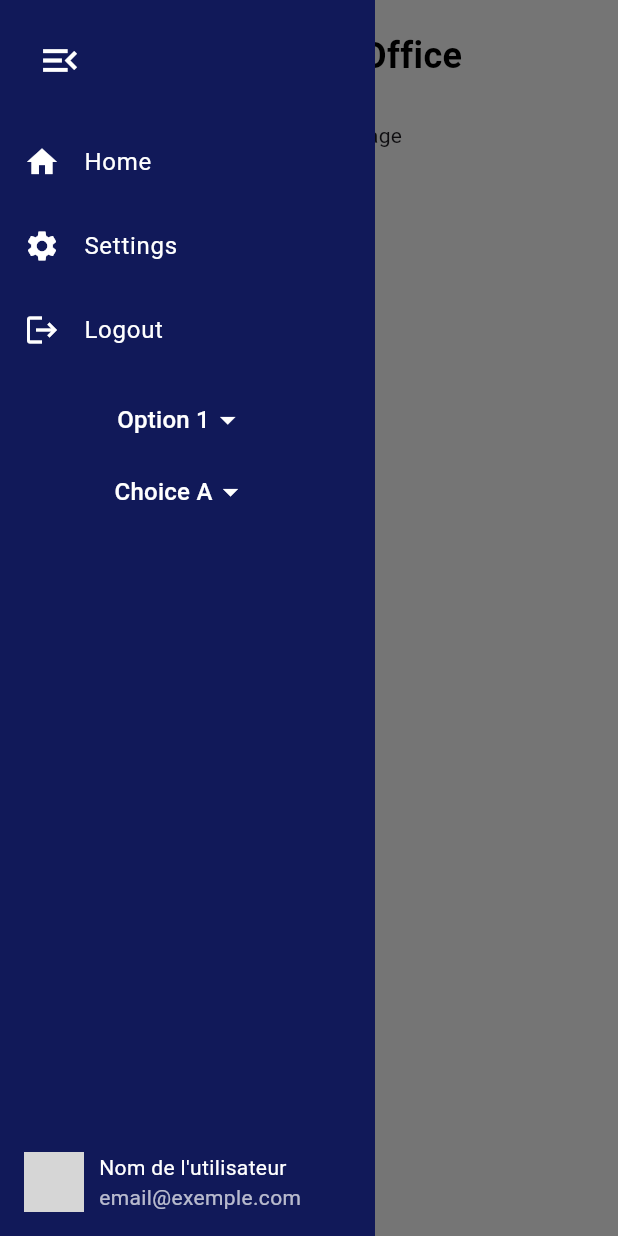
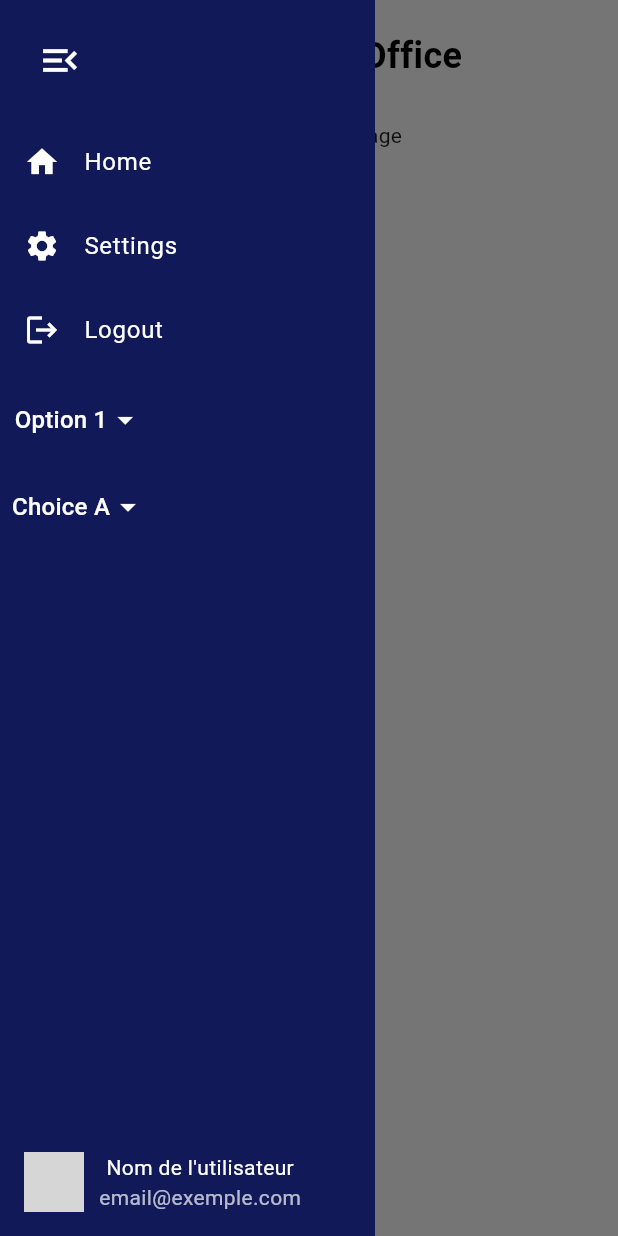
Before and after one commit to GaetanPe/GeniusBackOffice, a Flutter app: the screen it shows after launch, with the side drawer open, on a phone screen of 412 x 824 dp. Run offline on Flutter 3.47's test engine with Material 3 defaults, Android fonts, the phone set to English and light mode, and no system bars; grey boxes are pictures that could not be loaded.

Commit message:
homepage and custom drawer optimisation

```diff
--- a/lib/pages/custom_drawer.dart
+++ b/lib/pages/custom_drawer.dart
@@ -11,6 +11,30 @@ class CustomDrawer extends StatefulWidget {
 }
 
 class CustomDrawerState extends State<CustomDrawer> {
+  // Example values for dropdowns
+  String selectedOption1 = 'Option 1';
+  String selectedOption2 = 'Choice A';
+
+  // Fonction pour générer un DropdownButton réutilisable
+  Widget _buildDropdown(List<String> options, String selectedValue, ValueChanged<String?> onChanged) {
+    return DropdownButton<String>(
+      value: selectedValue,
+      onChanged: onChanged,
+      icon: const Icon(Icons.arrow_drop_down, color: Colors.white),
+      dropdownColor: const Color.fromARGB(255, 22, 29, 72),
+      underline: Container(),
+      items: options.map((String value) {
+        return DropdownMenuItem<String>(
+          value: value,
+          child: Text(
+            value,
+            style: const TextStyle(color: Colors.white),
+          ),
+        );
+      }).toList(),
+    );
+  }
+
   @override
   Widget build(BuildContext context) {
     double drawerWidth = widget.isCollapsed ? 80 : 250;
@@ -34,8 +58,8 @@ class CustomDrawerState extends State<CustomDrawer> {
             ),
           ),
           Expanded(
-            child: ListView(
-              padding: EdgeInsets.zero,
+            child: Column(
+              crossAxisAlignment: CrossAxisAlignment.start,
               children: [
                 ListTile(
                   leading: const Icon(Icons.home, color: Colors.white),
@@ -64,11 +88,34 @@ class CustomDrawerState extends State<CustomDrawer> {
                           style: TextStyle(color: Colors.white),
                         ),
                 ),
-                ListTile(
-                  title: widget.isCollapsed
-                      ? null
-                      : _buildDropdowns(),
-                ),
+                if (!widget.isCollapsed)
+                  Padding(
+                    padding: const EdgeInsets.all(8.0),
+                    child: Column(
+                      children: [
+                        // Utilisation de la fonction _buildDropdown pour les deux dropdowns
+                        _buildDropdown(
+                          ['Option 1', 'Option 2', 'Option 3'],
+                          selectedOption1,
+                          (newValue) {
+                            setState(() {
+                              selectedOption1 = newValue ?? selectedOption1;
+                            });
+                          },
+                        ),
+                        const SizedBox(height: 10),
+                        _buildDropdown(
+                          ['Choice A', 'Choice B', 'Choice C'],
+                          selectedOption2,
+                          (newValue) {
+                            setState(() {
+                              selectedOption2 = newValue ?? selectedOption2;
+                            });
+                          },
+                        ),
+                      ],
+                    ),
+                  ),
               ],
             ),
           ),
@@ -83,7 +130,6 @@ class CustomDrawerState extends State<CustomDrawer> {
                 const SizedBox(width: 10),
                 if (!widget.isCollapsed) ...[
                   const Column(
-                    crossAxisAlignment: CrossAxisAlignment.start,
                     children: [
                       Text(
                         'Nom de l\'utilisateur',
@@ -103,45 +149,4 @@ class CustomDrawerState extends State<CustomDrawer> {
       ),
     );
   }
-
-  Widget _buildDropdowns() {
-    return Column(
-      children: [
-        DropdownButton<String>(
-          value: 'Option 1',
-          onChanged: (String? newValue) {},
-          icon: const Icon(Icons.arrow_drop_down, color: Colors.white),
-          dropdownColor: const Color.fromARGB(255, 22, 29, 72),
-          underline: Container(),
-          items: <String>['Option 1', 'Option 2', 'Option 3']
-              .map<DropdownMenuItem<String>>((String value) {
-            return DropdownMenuItem<String>(
-              value: value,
-              child: Text(
-                value,
-                style: const TextStyle(color: Colors.white),
-              ),
-            );
-          }).toList(),
-        ),
-        DropdownButton<String>(
-          value: 'Choice A',
-          onChanged: (String? newValue) {},
-          icon: const Icon(Icons.arrow_drop_down, color: Colors.white),
-          dropdownColor: const Color.fromARGB(255, 22, 29, 72),
-          underline: Container(),
-          items: <String>['Choice A', 'Choice B', 'Choice C']
-              .map<DropdownMenuItem<String>>((String value) {
-            return DropdownMenuItem<String>(
-              value: value,
-              child: Text(
-                value,
-                style: const TextStyle(color: Colors.white),
-              ),
-            );
-          }).toList(),
-        ),
-      ],
-    );
-  }
 }
--- a/lib/pages/homepage.dart
+++ b/lib/pages/homepage.dart
@@ -1,5 +1,6 @@
 import 'package:flutter/material.dart';
 import 'custom_drawer.dart';
+import 'pageHeader.dart';
 
 class Homepage extends StatefulWidget {
   const Homepage({super.key});
@@ -17,24 +18,25 @@ class HomepageState extends State<Homepage> {
     });
   }
 
+  static const double _collapsedWidth = 100;
+  static const double _expandedWidth = 250;
+  static const Duration _animationDuration = Duration(milliseconds: 300);
+
   @override
   Widget build(BuildContext context) {
-    return LayoutBuilder(
-      builder: (context, constraints) {
-        bool isLargeScreen = constraints.maxWidth > 600;
-        double drawerWidth = isLargeScreen ? (_isCollapsed ? 100 : 250) : 0.0;
+    final bool isLargeScreen = MediaQuery.of(context).size.width > 600;
+    final double drawerWidth = _isCollapsed ? _collapsedWidth : _expandedWidth;
 
     return Scaffold(
       backgroundColor: const Color.fromARGB(255, 243, 242, 242),
-          drawer: isLargeScreen ? null : CustomDrawer(
-            isCollapsed: _isCollapsed,
-            onToggleDrawer: _toggleDrawer,
-          ),
+      drawer: !isLargeScreen
+          ? CustomDrawer(isCollapsed: _isCollapsed, onToggleDrawer: _toggleDrawer)
+          : null,
       body: Stack(
         children: [
           if (isLargeScreen)
             AnimatedPositioned(
-                  duration: const Duration(milliseconds: 300),
+              duration: _animationDuration,
               top: 0,
               bottom: 0,
               left: 0,
@@ -45,7 +47,7 @@ class HomepageState extends State<Homepage> {
               ),
             ),
           AnimatedPositioned(
-                duration: const Duration(milliseconds: 300),
+            duration: _animationDuration,
             top: 0,
             bottom: 0,
             left: isLargeScreen ? drawerWidth - 30 : 0,
@@ -72,44 +74,23 @@ class HomepageState extends State<Homepage> {
             top: 20,
             left: isLargeScreen ? drawerWidth - 30 : 0,
             right: 0,
-                child: const Row(
-                  children: [
-                    Expanded(
-                      child: Center(
-                        child: Text(
-                          'Genius BackOffice',
-                          style: TextStyle(
-                            fontSize: 24,
-                            fontWeight: FontWeight.bold,
-                            color: Colors.black,
-                          ),
-                        ),
-                      ),
-                    ),
-                  ],
-                ),
+            child: const PageHeader(),
           ),
           if (!isLargeScreen)
             Positioned(
               top: 20,
               left: 10,
-                  child: Builder(
-                    builder: (BuildContext context) {
-                      return FloatingActionButton(
+              child: FloatingActionButton(
                 backgroundColor: Colors.transparent,
                 elevation: 0,
                 child: const Icon(Icons.menu, color: Colors.black),
                 onPressed: () {
                   Scaffold.of(context).openDrawer();
                 },
-                      );
-                    },
               ),
             ),
         ],
       ),
     );
-      },
-    );
   }
 }
--- /dev/null
+++ b/lib/pages/pageHeader.dart
@@ -0,0 +1,25 @@
+import 'package:flutter/material.dart';
+
+class PageHeader extends StatelessWidget {
+  const PageHeader({Key? key}) : super(key: key);
+
+  @override
+  Widget build(BuildContext context) {
+    return const Row(
+      children: [
+        Expanded(
+          child: Center(
+            child: Text(
+              'Genius BackOffice',
+              style: TextStyle(
+                fontSize: 24,
+                fontWeight: FontWeight.bold,
+                color: Colors.black,
+              ),
+            ),
+          ),
+        ),
+      ],
+    );
+  }
+}
```
Lines whose indentation alone changed are shown as unchanged.
